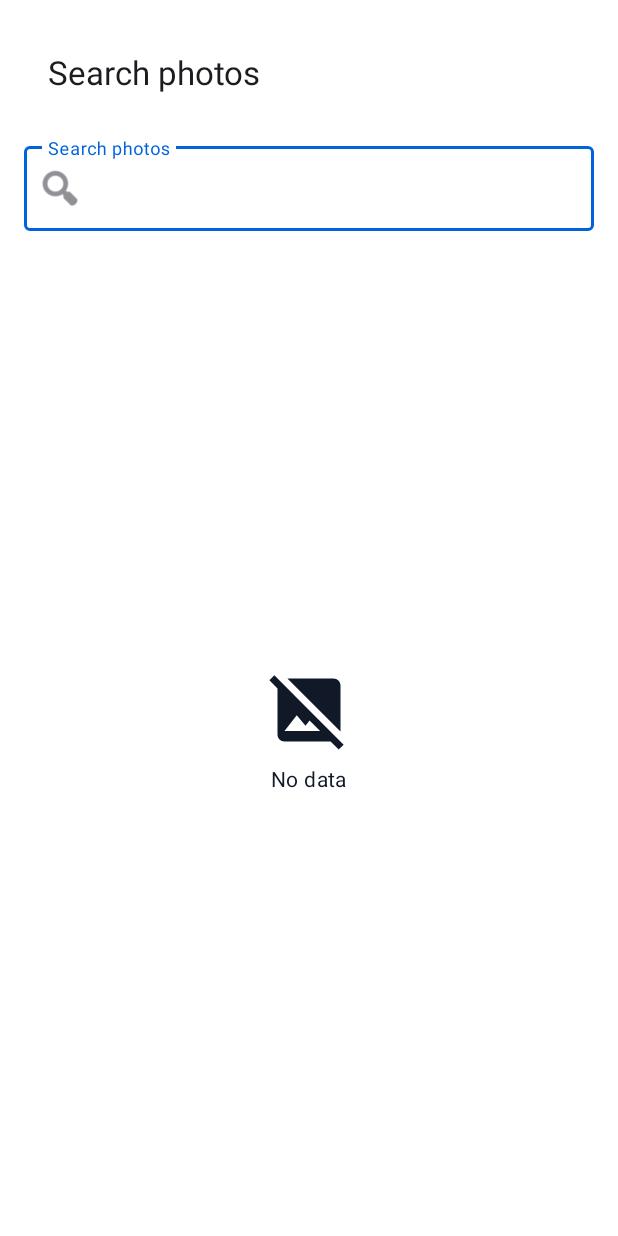
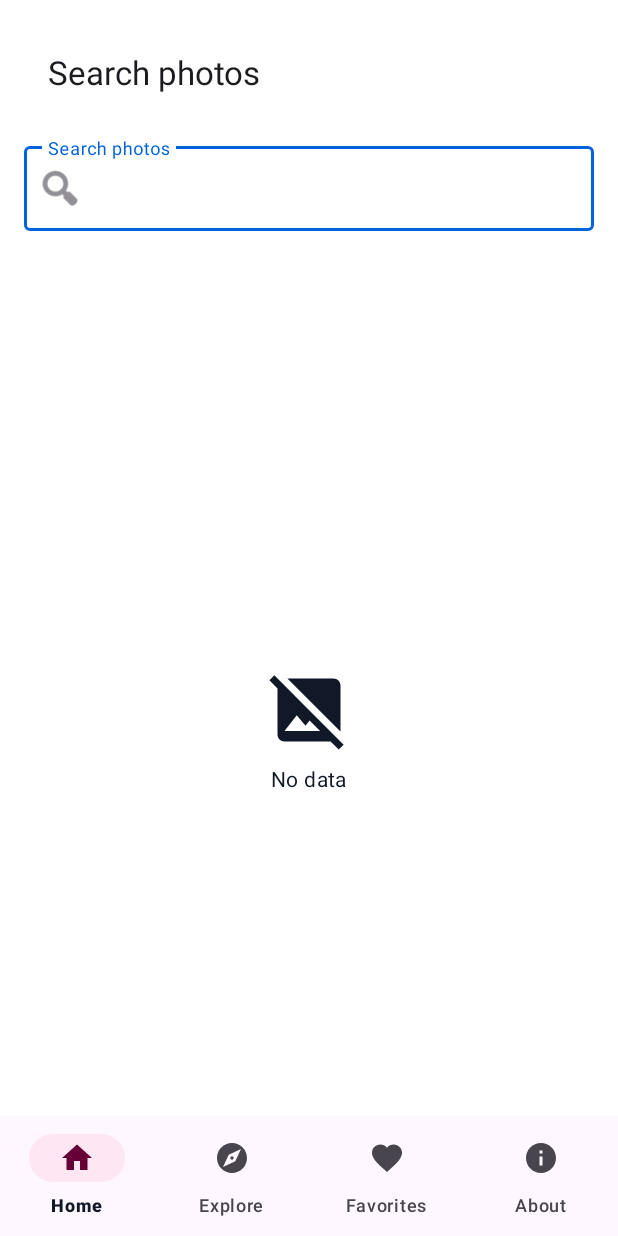
Before and after one commit to hoangdung0703/FlickrBrowser, an Android app: the screen it shows after launch (MainActivity), on a phone screen of 412 x 824 dp. Run offline under Robolectric (Android 15) with nearby library versions, the phone set to English and light mode, and no system bars; our stand-ins replace Shimmer; pictures from the network do not load.

Commit message:
Feature/design system (#27)
* WIP: lưu thay đổi tạm trước khi switch branch

# Conflicts:
#	app/src/main/res/values/strings.xml

* feat(api-service): completed interface and logJSON (#11)

* Day 1's task feature/ favorite (#9)

* Day 1's task feature/ favorite

* Fix the android:padding from space_12 to spacing_m

* Finish the toggle UI in day 2 task in fragment file

* Finish the day 2 task of fragment favorites and item favorite and strings

* Finish the day 3 task using viewmodel(more convinient after merging code), remove some mock prepare for other features

* Update misc.xml

* Feature/search (#14) (#17) Merge feature/search vào main - thêm UI search với AppBar, RecyclerView, TextInput

* update ngay 1

* update n1

* Day 1: Search feature UI with AppBar, TextInput, RecyclerView grid mock

* ApiClient : fix the get function (#5)

* wip

* Update strings.xml

---------

Co-authored-by: trinhquangdung14115 <dungtq.23bi14115@usth.edu.vn>
Co-authored-by: Hoang Dung <kphaihdung@gmail.com>

* WIP: lưu thay đổi tạm trước khi switch branch

* feat(ui): add EmpEmptyView + ShimmerSkeleton + PhotoState

* fix: conflict, còn file DetailActivity XHieu can sua lai

* fix: conflict tiep

* Thay doi trc khi keo ve

* Fix loi va tao dc khung

* Add bottom nav bar

* thêm bottom nav bar

---------

Co-authored-by: Hoang Dung <kphaihdung@gmail.com>
Co-authored-by: Minh Hieu <minhhieu191105@gmail.com>
Co-authored-by: trinhquangdung14115 <dungtq.23bi14115@usth.edu.vn>

```diff
--- a/app/build.gradle
+++ b/app/build.gradle
@@ -48,9 +48,12 @@ dependencies {
     implementation libs.constraintlayout
     implementation "com.facebook.shimmer:shimmer:0.5.0"
     implementation libs.swiperefreshlayout
+    implementation "androidx.navigation:navigation-fragment:2.7.5"
+    implementation "androidx.navigation:navigation-ui:2.7.5"
 
     implementation 'com.github.chrisbanes:PhotoView:2.1.3'
     implementation 'com.squareup.picasso:picasso:2.71828'
+    implementation libs.navigation.runtime
 
 
     testImplementation libs.junit
--- a/app/src/main/java/vn/edu/usth/flickrbrowser/MainActivity.java
+++ b/app/src/main/java/vn/edu/usth/flickrbrowser/MainActivity.java
@@ -1,24 +1,75 @@
 package vn.edu.usth.flickrbrowser;
 
 import android.os.Bundle;
-
-import androidx.activity.EdgeToEdge;
 import androidx.appcompat.app.AppCompatActivity;
-import androidx.core.graphics.Insets;
-import androidx.core.view.ViewCompat;
+import androidx.fragment.app.Fragment;
+import com.google.android.material.bottomnavigation.BottomNavigationView;
+import vn.edu.usth.flickrbrowser.ui.explore.ExploreFragment;
+import vn.edu.usth.flickrbrowser.ui.favorites.FavoritesFragment;
 import vn.edu.usth.flickrbrowser.ui.search.SearchFragment;
 
 public class MainActivity extends AppCompatActivity {
+
+    private BottomNavigationView bottomNavigation;
+
+    // Cache fragments để tránh tạo lại
+    private SearchFragment searchFragment;
+    private ExploreFragment exploreFragment;
+    private FavoritesFragment favoritesFragment;
+    //private AboutFragment aboutFragment; // chưa làm
+    private Fragment currentFragment;
 
     @Override
     protected void onCreate(Bundle savedInstanceState) {
         super.onCreate(savedInstanceState);
         setContentView(R.layout.activity_main);
 
-        if (savedInstanceState == null) {
-            getSupportFragmentManager().beginTransaction()
-                    .replace(R.id.fragment_container, new SearchFragment())
-                    .commit();
+        bottomNavigation = findViewById(R.id.bottom_navigation);
+
+        // Khởi tạo fragments
+        searchFragment = new SearchFragment();
+        exploreFragment = new ExploreFragment();
+        favoritesFragment = new FavoritesFragment();
+
+        // Lắng nghe chọn tab bottom nav
+        bottomNavigation.setOnItemSelectedListener(item -> {
+            Fragment selectedFragment = null;
+
+            if (item.getItemId() == R.id.navigation_home) {
+                selectedFragment = searchFragment;
+            } else if (item.getItemId() == R.id.navigation_explore) {
+                selectedFragment = exploreFragment;
+            } else if (item.getItemId() == R.id.navigation_favorites) {
+                selectedFragment = favoritesFragment;
+            }
+
+            if (selectedFragment != null && selectedFragment != currentFragment) {
+                showFragment(selectedFragment);
+                currentFragment = selectedFragment;
+                return true;
+            }
+            return false;
+        });
+
+        // Tab mặc định khi mở app
+        bottomNavigation.setSelectedItemId(R.id.navigation_home);
+    }
+
+    private void showFragment(Fragment fragment) {
+        androidx.fragment.app.FragmentTransaction transaction = getSupportFragmentManager().beginTransaction();
+
+        // Hide tất cả fragment trước
+        if (searchFragment.isAdded()) transaction.hide(searchFragment);
+        if (exploreFragment.isAdded()) transaction.hide(exploreFragment);
+        if (favoritesFragment.isAdded()) transaction.hide(favoritesFragment);
+
+        // Show hoặc add fragment mới
+        if (fragment.isAdded()) {
+            transaction.show(fragment);
+        } else {
+            transaction.add(R.id.fragment_container, fragment, fragment.getClass().getSimpleName());
         }
+
+        transaction.commit();
     }
 }
--- a/app/src/main/java/vn/edu/usth/flickrbrowser/ui/explore/ExploreFragment.java
+++ b/app/src/main/java/vn/edu/usth/flickrbrowser/ui/explore/ExploreFragment.java
@@ -7,6 +7,8 @@ import androidx.annotation.*;
 import androidx.fragment.app.Fragment;
 import androidx.recyclerview.widget.*;
 import androidx.swiperefreshlayout.widget.SwipeRefreshLayout;
+
+
 import org.json.*;
 import java.util.*;
 import vn.edu.usth.flickrbrowser.R;
@@ -39,8 +41,14 @@ public class ExploreFragment extends Fragment {
     @Override
     public void onViewCreated(@NonNull View v,@Nullable Bundle b){
         super.onViewCreated(v,b); load();
+
     }
-    private void load(){ swipe.setRefreshing(true);
+    private void load(){
+        swipe.setRefreshing(true);
+        // tránh shimmer vĩnh viễn
+        setState(new PhotoState.Loading());
+        swipe.setRefreshing(true);
+
         FlickrRepo.getRecent(1,12,new FlickrRepo.CB(){
             @Override
             public void ok(List<PhotoItem> items){ swipe.setRefreshing(false);
--- /dev/null
+++ b/app/src/main/res/drawable/ic_about.xml
@@ -0,0 +1,9 @@
+<vector xmlns:android="http://schemas.android.com/apk/res/android"
+    android:width="24dp"
+    android:height="24dp"
+    android:viewportWidth="24"
+    android:viewportHeight="24">
+    <path
+        android:fillColor="@android:color/black"
+        android:pathData="M12,2C6.48,2 2,6.48 2,12s4.48,10 10,10 10,-4.48 10,-10S17.52,2 12,2zM13,17h-2v-6h2v6zM13,9h-2L11,7h2v2z"/>
+</vector>
--- /dev/null
+++ b/app/src/main/res/drawable/ic_explore.xml
@@ -0,0 +1,9 @@
+<vector xmlns:android="http://schemas.android.com/apk/res/android"
+    android:width="24dp"
+    android:height="24dp"
+    android:viewportWidth="24"
+    android:viewportHeight="24">
+    <path
+        android:fillColor="@android:color/black"
+        android:pathData="M12,10.9c-0.61,0 -1.1,0.49 -1.1,1.1s0.49,1.1 1.1,1.1c0.61,0 1.1,-0.49 1.1,-1.1s-0.49,-1.1 -1.1,-1.1zM12,2C6.48,2 2,6.48 2,12s4.48,10 10,10 10,-4.48 10,-10S17.52,2 12,2zM14.19,14.19L6,18l3.81,-8.19L18,6l-3.81,8.19z"/>
+</vector>
--- /dev/null
+++ b/app/src/main/res/drawable/ic_favorites.xml
@@ -0,0 +1,9 @@
+<vector xmlns:android="http://schemas.android.com/apk/res/android"
+    android:width="24dp"
+    android:height="24dp"
+    android:viewportWidth="24"
+    android:viewportHeight="24">
+    <path
+        android:fillColor="@android:color/black"
+        android:pathData="M12,21.35l-1.45,-1.32C5.4,15.36 2,12.28 2,8.5 2,5.42 4.42,3 7.5,3c1.74,0 3.41,0.81 4.5,2.09C13.09,3.81 14.76,3 16.5,3 19.58,3 22,5.42 22,8.5c0,3.78 -3.4,6.86 -8.55,11.54L12,21.35z"/>
+</vector>
--- /dev/null
+++ b/app/src/main/res/drawable/ic_home.xml
@@ -0,0 +1,9 @@
+<vector xmlns:android="http://schemas.android.com/apk/res/android"
+    android:width="24dp"
+    android:height="24dp"
+    android:viewportWidth="24"
+    android:viewportHeight="24">
+    <path
+        android:fillColor="@android:color/black"
+        android:pathData="M10,20v-6h4v6h5v-8h3L12,3 2,12h3v8z"/>
+</vector>
--- a/app/src/main/res/layout/activity_main.xml
+++ b/app/src/main/res/layout/activity_main.xml
@@ -14,4 +14,16 @@
         app:layout_constraintStart_toStartOf="parent"
         app:layout_constraintEnd_toEndOf="parent" />
 
+    <com.google.android.material.bottomnavigation.BottomNavigationView
+        android:id="@+id/bottom_navigation"
+        android:layout_width="0dp"
+        android:layout_height="wrap_content"
+        android:background="?android:attr/windowBackground"
+        app:menu="@menu/bottom_nav_menu"
+        app:labelVisibilityMode="labeled"
+        app:layout_constraintBottom_toBottomOf="parent"
+        app:layout_constraintStart_toStartOf="parent"
+        app:layout_constraintEnd_toEndOf="parent" />
+
+
 </androidx.constraintlayout.widget.ConstraintLayout>
--- a/app/src/main/res/layout/fragment_explore.xml
+++ b/app/src/main/res/layout/fragment_explore.xml
@@ -5,7 +5,6 @@
     xmlns:tools="http://schemas.android.com/tools"
     android:layout_width="match_parent"
     android:layout_height="match_parent"
-
     tools:context=".ui.explore.ExploreFragment">
 
     <com.facebook.shimmer.ShimmerFrameLayout
@@ -36,11 +35,16 @@
 
     </androidx.swiperefreshlayout.widget.SwipeRefreshLayout>
 
+    <!-- Shimmer overlay khi Loading -->
     <include
-        android:id="@+id/empty_view_root"
+        android:id="@+id/shimmerGrid"
+        layout="@layout/include_shimmer_grid"
+        android:visibility="gone" />
+
+    <!-- EmptyView khi không có dữ liệu -->
+    <include
+        android:id="@+id/emptyView"
         layout="@layout/view_empty"
-        android:layout_width="match_parent"
-        android:layout_height="match_parent"
         android:visibility="gone" />
 
 </RelativeLayout>
--- /dev/null
+++ b/app/src/main/res/menu/bottom_nav_menu.xml
@@ -0,0 +1,22 @@
+<?xml version="1.0" encoding="utf-8"?>
+<menu xmlns:android="http://schemas.android.com/apk/res/android">
+    <item
+        android:id="@+id/navigation_home"
+        android:icon="@drawable/ic_home"
+        android:title="@string/nav_home" />
+
+    <item
+        android:id="@+id/navigation_explore"
+        android:icon="@drawable/ic_explore"
+        android:title="@string/nav_explore" />
+
+    <item
+        android:id="@+id/navigation_favorites"
+        android:icon="@drawable/ic_favorites"
+        android:title="@string/nav_favorites" />
+
+    <item
+        android:id="@+id/navigation_about"
+        android:icon="@drawable/ic_about"
+        android:title="@string/nav_about" />
+</menu>
--- a/app/src/main/res/values/strings.xml
+++ b/app/src/main/res/values/strings.xml
@@ -22,5 +22,12 @@
     <string name="no_photos_found">No photos found</string>
     <string name="search_no_photos_text">No photos found</string>
 
+    <!-- Nav-->
+    <!-- Bottom Navigation -->
+    <string name="nav_home">Home</string>
+    <string name="nav_explore">Explore</string>
+    <string name="nav_favorites">Favorites</string>
+    <string name="nav_about">About</string>
+
     <string name="photo_detail_content_desc">Description for the detailed photo</string>
 </resources>
--- a/gradle/libs.versions.toml
+++ b/gradle/libs.versions.toml
@@ -10,6 +10,7 @@ activity = "1.9.2"
 constraintlayout = "2.2.1"
 picasso = "2.71828"
 swiperefreshlayout = "1.1.0"
+navigationRuntime = "2.9.5"
 
 [libraries]
 constraintlayout-v214 = { module = "androidx.constraintlayout:constraintlayout", version.ref = "constraintlayoutVersion" }
@@ -22,6 +23,7 @@ activity = { group = "androidx.activity", name = "activity", version.ref = "acti
 constraintlayout = { group = "androidx.constraintlayout", name = "constraintlayout", version.ref = "constraintlayout" }
 picasso = { module = "com.squareup.picasso:picasso", version.ref = "picasso" }
 swiperefreshlayout = { group = "androidx.swiperefreshlayout", name = "swiperefreshlayout", version.ref = "swiperefreshlayout" }
+navigation-runtime = { group = "androidx.navigation", name = "navigation-runtime", version.ref = "navigationRuntime" }
 
 [plugins]
 android-application = { id = "com.android.application", version.ref = "agp" }
```
